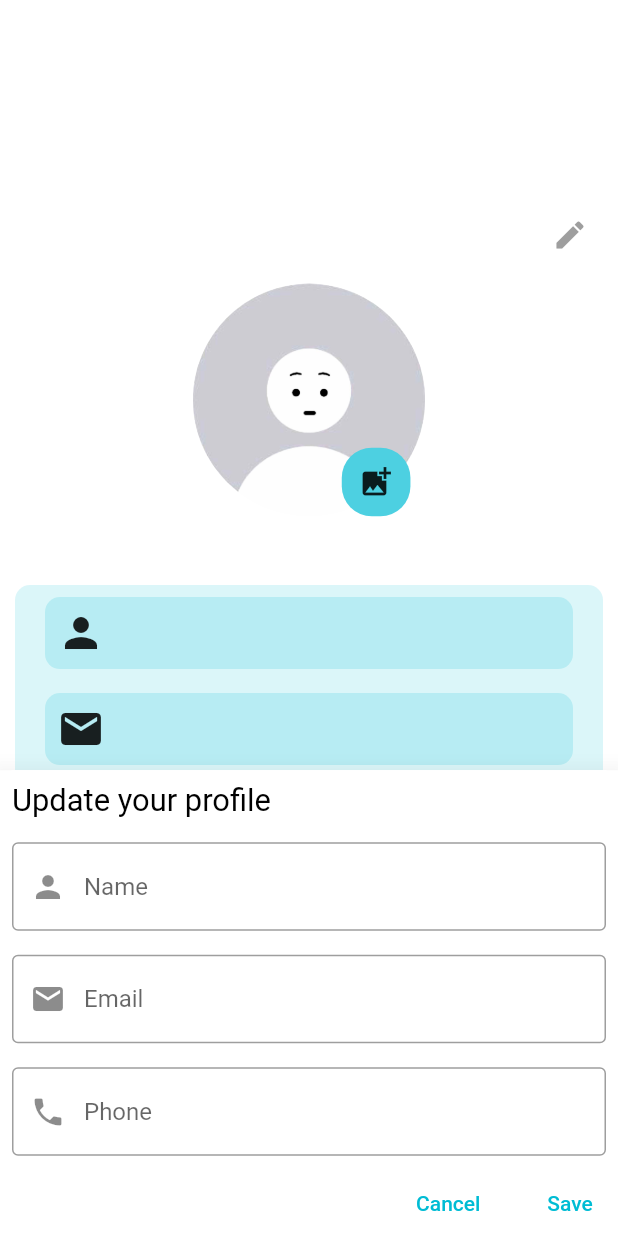
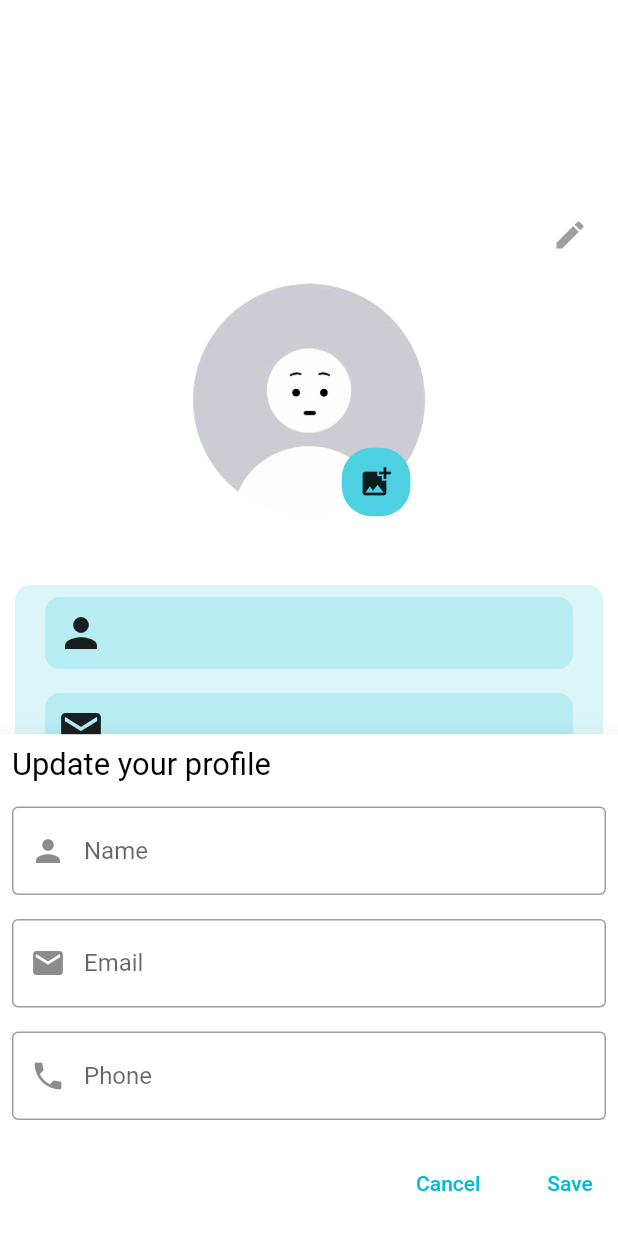
Before and after one commit to Ahmed-Hemdan/shop_app, a Flutter app: the ProfileScreen screen opened directly, after a tap on the "edit" icon, after a tap on "Save", on a phone screen of 412 x 824 dp. Run offline on Flutter 3.47's test engine with Material 2 defaults, Android fonts, the phone set to English and light mode, and no system bars; our stand-ins replace carousel_slider, dio, flutter_bloc, flutter_screenutil, fluttertoast, shared_preferences and 1 more; accounts and stored records are empty; network calls fail.

Commit message:
adding update profile

```diff
--- a/lib/Components/Components.dart
+++ b/lib/Components/Components.dart
@@ -338,17 +338,21 @@ Widget bottomSheetItem({
   required TextEditingController nameController,
   required TextEditingController emailController,
   required TextEditingController phoneController,
+  required formKey,
 }) =>
     Container(
-      height: 260.h,
       width: double.infinity,
+      height: 280.h,
       decoration: BoxDecoration(
         color: Theme.of(context).bottomSheetTheme.backgroundColor,
         borderRadius: BorderRadius.circular(10),
       ),
+      child: Form(
+        key: formKey,
         child: Column(
           mainAxisAlignment: MainAxisAlignment.center,
           crossAxisAlignment: CrossAxisAlignment.start,
+          mainAxisSize: MainAxisSize.min,
           children: [
             const Padding(
               padding: EdgeInsets.all(8.0),
@@ -406,7 +410,8 @@ Widget bottomSheetItem({
                 },
               ),
             ),
-          Row(
+            Expanded(
+              child: Row(
                 children: [
                   const Spacer(),
                   TextButton(
@@ -422,14 +427,25 @@ Widget bottomSheetItem({
                     width: 15.w,
                   ),
                   TextButton(
-                onPressed: () {},
+                    onPressed: () {
+                      ShopCubit.get(context).editProfile(
+                        nameController.text,
+                        emailController.text,
+                        phoneController.text,
+                      );
+                      nameController.clear();
+                      emailController.clear();
+                      phoneController.clear();
+                    },
                     child: const Text(
                       "Save",
                       style: TextStyle(color: Colors.cyan),
                     ),
                   ),
                 ],
-          )
+              ),
+            ),
           ],
         ),
+      ),
     );
--- a/lib/DioHelper/DioHelper.dart
+++ b/lib/DioHelper/DioHelper.dart
@@ -55,14 +55,23 @@ class DioHelper {
 
   static postData({
     required String endPoint,
-     String? token ,
-     Map? data,
+    String? token,
+    Map? data,
   }) async {
     dio!.options.headers = {
       "Content-Type": "application/json",
       "lang": "ar",
       "Authorization": token
     };
-    return await dio!.post(endPoint, data: data );
+    return await dio!.post(endPoint, data: data);
+  }
+
+  static putData({required String? token , required String endPoint , required Map data}) async {
+    dio!.options.headers = {
+      "Content-Type": "application/json",
+      "lang": "ar",
+      "Authorization": token,
+    };
+    return await dio!.put(endPoint , data: data );
   }
 }
--- a/lib/Screens/Proflie/ProfileScreen.dart
+++ b/lib/Screens/Proflie/ProfileScreen.dart
@@ -1,3 +1,5 @@
+import 'dart:math';
+
 import 'package:flutter/cupertino.dart';
 import 'package:flutter/material.dart';
 import 'package:flutter_bloc/flutter_bloc.dart';
@@ -20,7 +22,7 @@ class _ProfileScreenState extends State<ProfileScreen> {
   TextEditingController nameController = TextEditingController();
   TextEditingController emailController = TextEditingController();
   TextEditingController phoneController = TextEditingController();
-
+  final GlobalKey _formKey =  GlobalKey<FormState>();
 
   @override
   void dispose() {
@@ -47,17 +49,12 @@ class _ProfileScreenState extends State<ProfileScreen> {
                   IconButton(
                     onPressed: () {
                       _scaffoldKey.currentState!.showBottomSheet(
-                        (context) => Container(
-                          decoration: BoxDecoration(
-                            borderRadius: BorderRadius.circular(10),
-                            color: Theme.of(context).bottomSheetTheme.backgroundColor,
-                          ),
-                          child: bottomSheetItem(
-                            context: context,
-                            emailController: emailController,
-                            nameController: nameController,
-                            phoneController: phoneController,
-                          ),
+                        (context) => bottomSheetItem(
+                          context: context,
+                          emailController: emailController,
+                          nameController: nameController,
+                          phoneController: phoneController,
+                          formKey: _formKey
                         ),
                       );
                     },
--- a/lib/cubit/shop_cubit.dart
+++ b/lib/cubit/shop_cubit.dart
@@ -1,3 +1,5 @@
+import 'dart:math';
+
 import 'package:flutter/material.dart';
 import 'package:flutter_bloc/flutter_bloc.dart';
 import 'package:shop_app/Components/Components.dart';
@@ -207,7 +209,7 @@ class ShopCubit extends Cubit<ShopStates> {
     });
   }
 
-   UserDataModel? userData;
+  UserDataModel? userData;
   void getProfile() {
     emit(GetUserDataLoading());
     DioHelper.getData(endPoint: "profile", token: token).then((value) {
@@ -218,10 +220,6 @@ class ShopCubit extends Cubit<ShopStates> {
     });
   }
 
-  void updateProfile() {
-    DioHelper.postData(endPoint: 'update-profile', token: token, data: {});
-  }
-
   void logOut() {
     DioHelper.postData(endPoint: "logout", token: token).then((value) {
       emit(LogOutSuccess());
@@ -230,4 +228,18 @@ class ShopCubit extends Cubit<ShopStates> {
       emit(LogOutError());
     });
   }
+
+  void editProfile(String name, email, phone) {
+    DioHelper.putData(token: token, endPoint: "update-profile", data: {
+      "name": name,
+      "phone": phone,
+      "email": email,
+    }).then((value) {
+      emit(EditProfileSuccess());
+      getProfile();
+    }).catchError((error) {
+      print(error.toString());
+      emit(EditProfileError());
+    });
+  }
 }
--- a/lib/cubit/shop_state.dart
+++ b/lib/cubit/shop_state.dart
@@ -61,3 +61,7 @@ class GetUserDataError extends ShopStates {}
 class LogOutSuccess extends ShopStates {}
 
 class LogOutError extends ShopStates {}
+
+class EditProfileSuccess extends ShopStates {}
+
+class EditProfileError extends ShopStates {}
```
Lines whose indentation alone changed are shown as unchanged.
